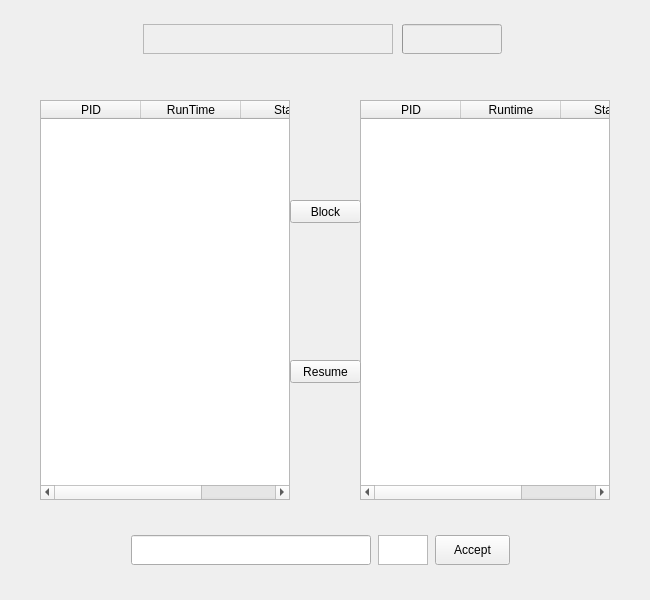
The window that com/a/OperateSystem/UI/SystemScheduling_UI.ui (IamA1536/CSUWork) describes before a commit, drawn with Qt 5.
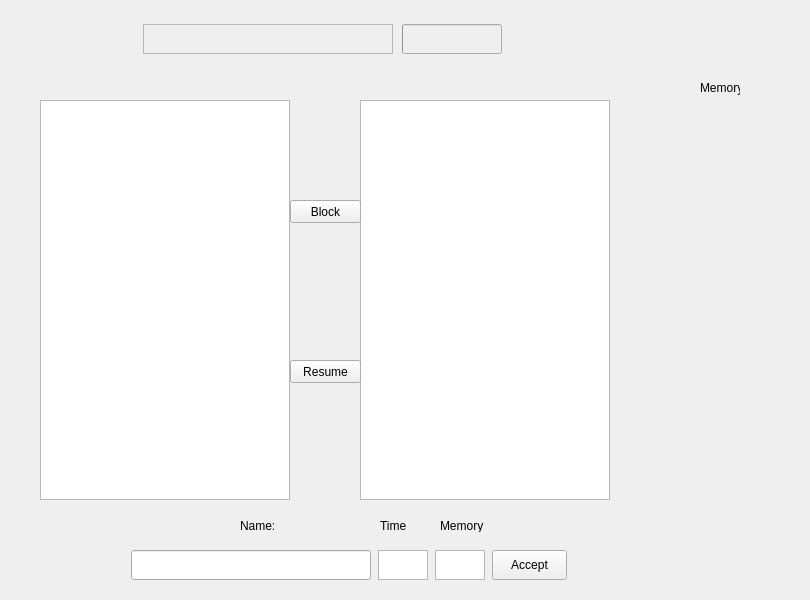
The same window after the commit.

Commit message: Finish OperateSystem Task02

Patch:
```diff
--- a/com/a/OperateSystem/UI/SystemScheduling_UI.ui
+++ b/com/a/OperateSystem/UI/SystemScheduling_UI.ui
@@ -6,7 +6,7 @@
    <rect>
     <x>0</x>
     <y>0</y>
-    <width>650</width>
+    <width>810</width>
     <height>600</height>
    </rect>
   </property>
@@ -82,7 +82,7 @@
      </item>
     </layout>
    </widget>
-   <widget class="QTableWidget" name="ableTV">
+   <widget class="QTableView" name="ableTV">
     <property name="geometry">
      <rect>
       <x>40</x>
@@ -97,23 +97,8 @@
       <verstretch>0</verstretch>
      </sizepolicy>
     </property>
-    <column>
-     <property name="text">
-      <string>PID</string>
-     </property>
-    </column>
-    <column>
-     <property name="text">
-      <string>RunTime</string>
-     </property>
-    </column>
-    <column>
-     <property name="text">
-      <string>Status</string>
-     </property>
-    </column>
    </widget>
-   <widget class="QTableWidget" name="blockTV">
+   <widget class="QTableView" name="blockTV">
     <property name="geometry">
      <rect>
       <x>360</x>
@@ -128,21 +113,6 @@
       <verstretch>0</verstretch>
      </sizepolicy>
     </property>
-    <column>
-     <property name="text">
-      <string>PID</string>
-     </property>
-    </column>
-    <column>
-     <property name="text">
-      <string>Runtime</string>
-     </property>
-    </column>
-    <column>
-     <property name="text">
-      <string>Status</string>
-     </property>
-    </column>
    </widget>
    <widget class="QPushButton" name="BlockBt">
     <property name="geometry">
@@ -174,9 +144,9 @@
     <property name="geometry">
      <rect>
       <x>130</x>
-      <y>510</y>
-      <width>381</width>
-      <height>80</height>
+      <y>540</y>
+      <width>440</width>
+      <height>51</height>
      </rect>
     </property>
     <layout class="QGridLayout" name="gridLayout_2">
@@ -190,7 +160,17 @@
        </property>
       </widget>
      </item>
-     <item row="0" column="2">
+     <item row="0" column="0">
+      <widget class="QLineEdit" name="lineEdit">
+       <property name="maximumSize">
+        <size>
+         <width>240</width>
+         <height>30</height>
+        </size>
+       </property>
+      </widget>
+     </item>
+     <item row="0" column="3">
       <widget class="QPushButton" name="acceptBt">
        <property name="maximumSize">
         <size>
@@ -203,11 +183,17 @@
        </property>
       </widget>
      </item>
-     <item row="0" column="0">
-      <widget class="QLineEdit" name="lineEdit">
+     <item row="0" column="2">
+      <widget class="QTextEdit" name="textEdit">
+       <property name="sizePolicy">
+        <sizepolicy hsizetype="Fixed" vsizetype="Fixed">
+         <horstretch>0</horstretch>
+         <verstretch>0</verstretch>
+        </sizepolicy>
+       </property>
        <property name="maximumSize">
         <size>
-         <width>240</width>
+         <width>50</width>
          <height>30</height>
         </size>
        </property>
@@ -215,6 +201,58 @@
      </item>
     </layout>
    </widget>
+   <widget class="QLabel" name="Memorylabel">
+    <property name="geometry">
+     <rect>
+      <x>700</x>
+      <y>80</y>
+      <width>40</width>
+      <height>15</height>
+     </rect>
+    </property>
+    <property name="text">
+     <string>Memory</string>
+    </property>
+   </widget>
+   <widget class="QLabel" name="nameLabl">
+    <property name="geometry">
+     <rect>
+      <x>240</x>
+      <y>520</y>
+      <width>54</width>
+      <height>12</height>
+     </rect>
+    </property>
+    <property name="text">
+     <string>Name:</string>
+    </property>
+   </widget>
+   <widget class="QLabel" name="timeLabel">
+    <property name="geometry">
+     <rect>
+      <x>380</x>
+      <y>520</y>
+      <width>54</width>
+      <height>12</height>
+     </rect>
+    </property>
+    <property name="text">
+     <string>Time</string>
+    </property>
+   </widget>
+   <widget class="QLabel" name="memoryLabel">
+    <property name="geometry">
+     <rect>
+      <x>440</x>
+      <y>520</y>
+      <width>54</width>
+      <height>12</height>
+     </rect>
+    </property>
+    <property name="text">
+     <string>Memory</string>
+    </property>
+   </widget>
   </widget>
  </widget>
  <resources/>
```
The commit also changes 2 other files.
